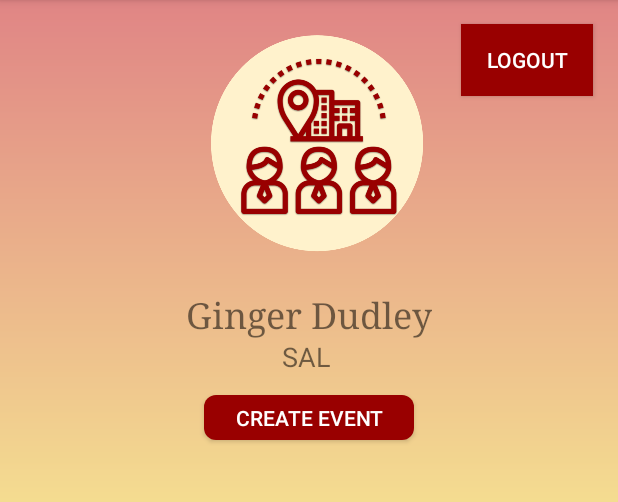
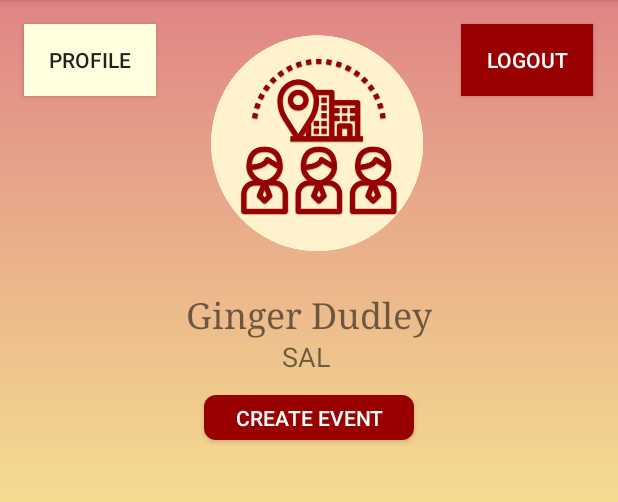
Before and after one commit to tommyacin/CSCI310_USC_CampuSee, an Android app: the PublisherMain screen opened directly, with no data from a screen before it, on a phone screen of 412 x 824 dp, the part 84-586 px from its top. Run offline under Robolectric (Android 15) with nearby library versions, the phone set to English and light mode, and no system bars; our stand-ins replace Firebase (no records; nobody signed in at launch, a user with empty details on screens opened directly); 1 statement that could not run was skipped.

Commit message:
student and publisher home with the buttons

```diff
--- a/app/src/main/res/layout/activity_publisher_main.xml
+++ b/app/src/main/res/layout/activity_publisher_main.xml
@@ -83,4 +83,17 @@
         app:layout_constraintStart_toStartOf="parent"
         app:layout_constraintTop_toBottomOf="@+id/publisher_main_page_building" />
 
+    <Button
+        android:id="@+id/profileButton"
+        android:layout_width="wrap_content"
+        android:layout_height="wrap_content"
+        android:layout_marginStart="16dp"
+        android:layout_marginTop="16dp"
+        android:layout_marginEnd="3dp"
+        android:background="@color/background_yellow"
+        android:text="Profile"
+        app:layout_constraintEnd_toStartOf="@+id/imageView4"
+        app:layout_constraintStart_toStartOf="parent"
+        app:layout_constraintTop_toTopOf="parent" />
+
 </androidx.constraintlayout.widget.ConstraintLayout>
```
Also changed, not shown: app/src/main/res/layout/activity_student_home.xml (+11 -0 lines).
